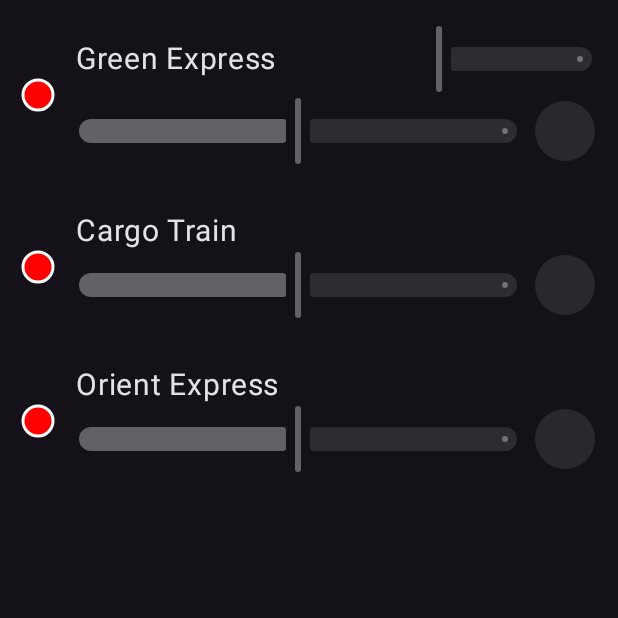
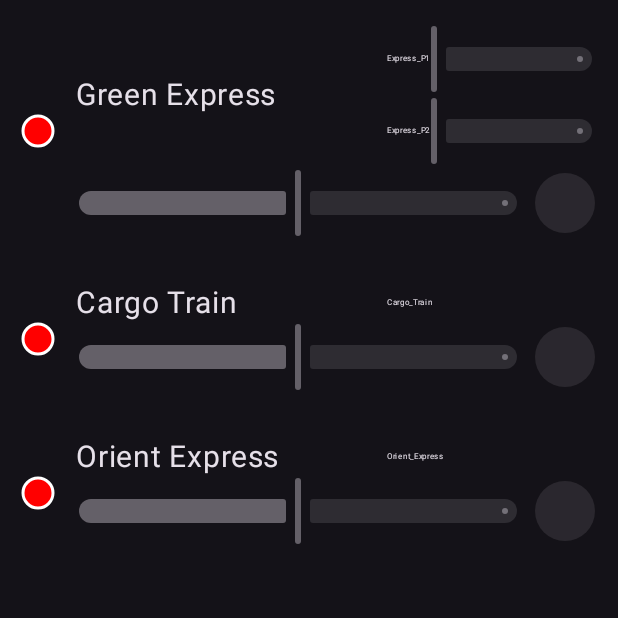
Before and after one commit to Tsar/lego_trains_control, an Android app built with Jetpack Compose: the screen it shows after launch (MainActivity), on a phone screen of 412 x 824 dp, the top half of it. Run offline under Robolectric (Android 15) with nearby library versions, the phone set to English and light mode, and no system bars.

Commit message:
Control lights of the locomotives separately

```diff
--- a/App/app/src/main/java/ru/tsar_ioann/legotrainscontrol/MainActivity.kt
+++ b/App/app/src/main/java/ru/tsar_ioann/legotrainscontrol/MainActivity.kt
@@ -36,7 +36,6 @@ import androidx.compose.material3.Scaffold
 import androidx.compose.material3.Slider
 import androidx.compose.material3.Text
 import androidx.compose.runtime.Composable
-import androidx.compose.runtime.MutableState
 import androidx.compose.runtime.getValue
 import androidx.compose.runtime.mutableFloatStateOf
 import androidx.compose.runtime.mutableStateOf
@@ -48,6 +47,7 @@ import androidx.compose.ui.geometry.Size
 import androidx.compose.ui.graphics.Color
 import androidx.compose.ui.graphics.drawscope.Fill
 import androidx.compose.ui.graphics.drawscope.Stroke
+import androidx.compose.ui.text.style.TextAlign
 import androidx.compose.ui.tooling.preview.Preview
 import androidx.compose.ui.unit.dp
 import androidx.compose.ui.unit.sp
@@ -89,20 +89,22 @@ class MainActivity : ComponentActivity() {
     private val trains = listOf(
         Train(
             name = "Green Express",
-            hasLights = true,
-            locomotives = listOf("Express_P1", "Express_P2"), // names which you gave to Pybricks Hubs when installing Pybricks Firmware
+            locomotives = listOf(
+                Train.Locomotive(hubName = "Express_P1", hasLights = true),
+                Train.Locomotive(hubName = "Express_P2", hasLights = true),
+            ),
         ),
         Train(
             name = "Cargo Train",
-            locomotives = listOf("Cargo_Train"),
+            locomotives = listOf(Train.Locomotive(hubName = "Cargo_Train")),
         ),
         Train(
             name = "Orient Express",
-            locomotives = listOf("Orient_Express"),
+            locomotives = listOf(Train.Locomotive(hubName = "Orient_Express")),
         ),
     )
 
-    private val allLocomotives = trains.flatMap { it.locomotives }
+    private val allLocomotives = trains.flatMap { train -> train.locomotives }
 
     override fun onCreate(savedInstanceState: Bundle?) {
         super.onCreate(savedInstanceState)
@@ -111,7 +113,7 @@ class MainActivity : ComponentActivity() {
             AllTrainControls(
                 trains = trains,
                 onSpeedChanged = { train, speed -> train.setSpeed(speed) },
-                onLightsChanged = { train, lights -> train.setLights(lights) },
+                onLightsChanged = { locomotive, lights -> locomotive.setLights(lights) },
             )
         }
 
@@ -153,7 +155,7 @@ class MainActivity : ComponentActivity() {
         val scanFilters = allLocomotives.map { locomotive ->
             ScanFilter.Builder()
                 .setServiceUuid(PYBRICKS_SERVICE_UUID)
-                .setDeviceName(locomotive)
+                .setDeviceName(locomotive.hubName)
                 .build()
         }
         val scanSettings = ScanSettings.Builder()
@@ -193,7 +195,7 @@ class MainActivity : ComponentActivity() {
     private fun locomotiveFound(scanResult: ScanResult) {
         val serviceUuids = scanResult.scanRecord?.serviceUuids
         val deviceName = scanResult.scanRecord?.deviceName
-        if (deviceName != null && serviceUuids?.contains(PYBRICKS_SERVICE_UUID) == true && allLocomotives.contains(deviceName)) {
+        if (deviceName != null && serviceUuids?.contains(PYBRICKS_SERVICE_UUID) == true && deviceName in allLocomotives.map { it.hubName }) {
             val callback = GattCallback(
                 locomotive = deviceName,
                 onReadyForCommands = { updateControllableStates() },
@@ -209,22 +211,33 @@ class MainActivity : ComponentActivity() {
         }
     }
 
-    private fun Train.areAllLocomotivesReady() = locomotives.all { locomotive -> gattCallbacks[locomotive]?.isReadyForCommands() == true }
-
     private fun updateControllableStates() {
         runOnUiThread {
-            trains.forEach { train ->
-                train.controllable.value = train.areAllLocomotivesReady()
+            allLocomotives.forEach { locomotive ->
+                locomotive.controllable.value = locomotive.isReadyForCommands()
             }
         }
     }
 
-    private fun Train.setSpeed(speed: Float) = sendToLocomotives(PROTO_SET_SPEED, speed.roundToInt().toShort())
+    private fun Train.areAllLocomotivesReady() = locomotives.all { it.isReadyForCommands() }
 
-    private fun Train.setLights(lights: Float) = sendToLocomotives(PROTO_SET_LIGHT, lights.roundToInt().toShort())
+    private fun Train.setSpeed(speed: Float) {
+        if (areAllLocomotivesReady()) {
+            sendToAllLocomotives(PROTO_SET_SPEED, speed.roundToInt().toShort())
+        }
+    }
 
-    private fun Train.sendToLocomotives(protoCmd: Byte, payload: Short) {
-        if (areAllLocomotivesReady()) {
+    private fun Train.sendToAllLocomotives(protoCmd: Byte, payload: Short) {
+        locomotives.forEach {  locomotive ->
+            locomotive.sendToLocomotive(protoCmd, payload)
+        }
+    }
+
+    private fun Train.Locomotive.isReadyForCommands(): Boolean = gattCallbacks[hubName]?.isReadyForCommands() == true
+
+    private fun Train.Locomotive.setLights(lights: Float) = sendToLocomotive(PROTO_SET_LIGHT, lights.roundToInt().toShort())
+
+    private fun Train.Locomotive.sendToLocomotive(protoCmd: Byte, payload: Short) {
         val byteArray = ByteBuffer.allocate(6)
             .order(ByteOrder.BIG_ENDIAN)
             .put(COMMAND_WRITE_STDIN)
@@ -232,10 +245,7 @@ class MainActivity : ComponentActivity() {
             .put(protoCmd)
             .putShort(payload)
             .array()
-            locomotives.forEach { locomotive ->
-                gattCallbacks[locomotive]?.writeByteArray(byteArray)
-            }
-        }
+        gattCallbacks[hubName]?.writeByteArray(byteArray)
     }
 
     private class GattCallback(
@@ -436,37 +446,54 @@ fun CircularStopButton(enabled: Boolean, onClick: () -> Unit) {
 }
 
 @Composable
-fun TrainControls(name: String, controllable: MutableState<Boolean>, hasLights: Boolean = false, onSpeedChanged: (Float) -> Unit, onLightsChanged: (Float) -> Unit) {
-    var speed by remember { mutableFloatStateOf(0f) }
+fun LocomotiveControls(locomotive: Train.Locomotive, onLightsChanged: (Float) -> Unit) {
     var lights by remember { mutableFloatStateOf(0f) }
 
-    Row(verticalAlignment = Alignment.CenterVertically, modifier = Modifier.padding(15.dp)) {
-        StatusCircle(color = if (controllable.value) Color.Green else Color.Red)
-        Column(modifier = Modifier.padding(start = 15.dp)) {
     Row(verticalAlignment = Alignment.CenterVertically) {
-                Text(text = name, fontSize = 20.sp)
-                if (hasLights) {
-                    Spacer(modifier = Modifier.weight(1f))
+        Text(text = locomotive.hubName, fontSize = 5.sp)
+        if (locomotive.hasLights) {
             Slider(
-                        enabled = controllable.value,
+                enabled = locomotive.controllable.value,
                 valueRange = 0f..100f,
                 value = lights,
                 onValueChange = { lights = it },
                 onValueChangeFinished = { onLightsChanged(lights) },
-                        modifier = Modifier.weight(1f)
             )
+        }
+    }
+}
+
+@Composable
+fun TrainControls(train: Train, onSpeedChanged: (Float) -> Unit, onLightsChanged: (Train.Locomotive, Float) -> Unit) {
+    var speed by remember { mutableFloatStateOf(0f) }
+    val controllable = train.locomotives.all { it.controllable.value }
+
+    Row(verticalAlignment = Alignment.CenterVertically, modifier = Modifier.padding(15.dp)) {
+        StatusCircle(color = if (controllable) Color.Green else Color.Red)
+        Column(modifier = Modifier.padding(start = 15.dp)) {
+            Row(verticalAlignment = Alignment.CenterVertically) {
+                Text(text = train.name, fontSize = 20.sp, modifier = Modifier.weight(3f), textAlign = TextAlign.Left)
+                Column(modifier = Modifier.weight(2f)) {
+                    train.locomotives.forEach { locomotive ->
+                        LocomotiveControls(
+                            locomotive = locomotive,
+                            onLightsChanged = { onLightsChanged(locomotive, it) },
+                        )
+                    }
                 }
             }
             Row(verticalAlignment = Alignment.CenterVertically) {
                 Slider(
-                    enabled = controllable.value,
+                    enabled = controllable,
                     valueRange = -100f..100f,
                     value = speed,
                     onValueChange = { speed = it },
                     onValueChangeFinished = { onSpeedChanged(speed) },
-                    modifier = Modifier.weight(1f).padding(end = 10.dp)
+                    modifier = Modifier
+                        .weight(1f)
+                        .padding(end = 10.dp)
                 )
-                CircularStopButton(enabled = controllable.value, onClick = {
+                CircularStopButton(enabled = controllable, onClick = {
                     speed = 0f
                     onSpeedChanged(speed)
                 })
@@ -479,25 +506,39 @@ fun TrainControls(name: String, controllable: MutableState<Boolean>, hasLights:
 @Composable
 fun AllTrainControls(
     trains: List<Train> = listOf(
-        Train(name = "Example Train 1", controllable = mutableStateOf(true), hasLights = true),
-        Train(name = "Example Train 2"),
-        Train(name = "Example Train 3", controllable = mutableStateOf(true)),
+        Train(
+            name = "Example Train 1",
+            locomotives = listOf(
+                Train.Locomotive("Pybricks Hub 1", hasLights = true, controllable = mutableStateOf(true)),
+                Train.Locomotive("Pybricks Hub 2", controllable = mutableStateOf(true)),
+                Train.Locomotive("Pybricks Hub 3", hasLights = true, controllable = mutableStateOf(true)),
+            ),
+        ),
+        Train(
+            name = "Example Train 2",
+            locomotives = listOf(Train.Locomotive("Pybricks Hub 4")),
+        ),
+        Train(
+            name = "Example Train 3",
+            locomotives = listOf(
+                Train.Locomotive("Pybricks Hub 5", hasLights = true, controllable = mutableStateOf(true)),
+                Train.Locomotive("Pybricks Hub 6", hasLights = true),
+            ),
+        ),
     ),
     onSpeedChanged: (Train, Float) -> Unit = { _, _ -> },
-    onLightsChanged: (Train, Float) -> Unit = { _, _ -> },
+    onLightsChanged: (Train.Locomotive, Float) -> Unit = { _, _ -> },
 ) {
     LegoTrainsControlTheme {
         Scaffold(modifier = Modifier.fillMaxSize()) { innerPadding ->
             Column(modifier = Modifier
                 .fillMaxSize()
                 .padding(innerPadding)) {
-                trains.forEach { info ->
+                trains.forEach { train ->
                     TrainControls(
-                        name = info.name,
-                        controllable = info.controllable,
-                        hasLights = info.hasLights,
-                        onSpeedChanged = { onSpeedChanged(info, it) },
-                        onLightsChanged = { onLightsChanged(info, it) },
+                        train = train,
+                        onSpeedChanged = { onSpeedChanged(train, it) },
+                        onLightsChanged = onLightsChanged,
                     )
                 }
             }
--- a/App/app/src/main/java/ru/tsar_ioann/legotrainscontrol/Train.kt
+++ b/App/app/src/main/java/ru/tsar_ioann/legotrainscontrol/Train.kt
@@ -5,7 +5,11 @@ import androidx.compose.runtime.mutableStateOf
 
 data class Train(
     val name: String,
-    val controllable: MutableState<Boolean> = mutableStateOf(false),
-    val hasLights: Boolean = false,
-    val locomotives: List<String> = emptyList(),  // names which you gave to Pybricks Hubs when installing Pybricks Firmware
-)
+    val locomotives: List<Locomotive>,
+) {
+    data class Locomotive(
+        val hubName: String,  // name which you gave to Pybricks Hub when installing Pybricks Firmware
+        val hasLights: Boolean = false,
+        val controllable: MutableState<Boolean> = mutableStateOf(false),
+    )
+}
```
Lines whose indentation alone changed are shown as unchanged.
